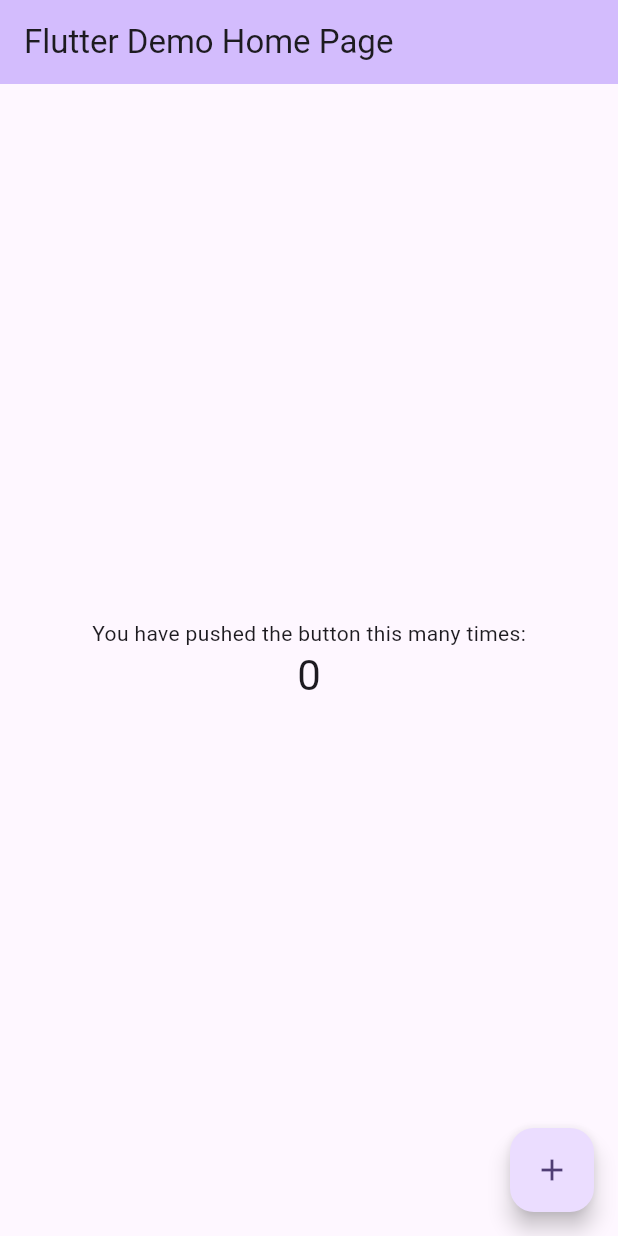
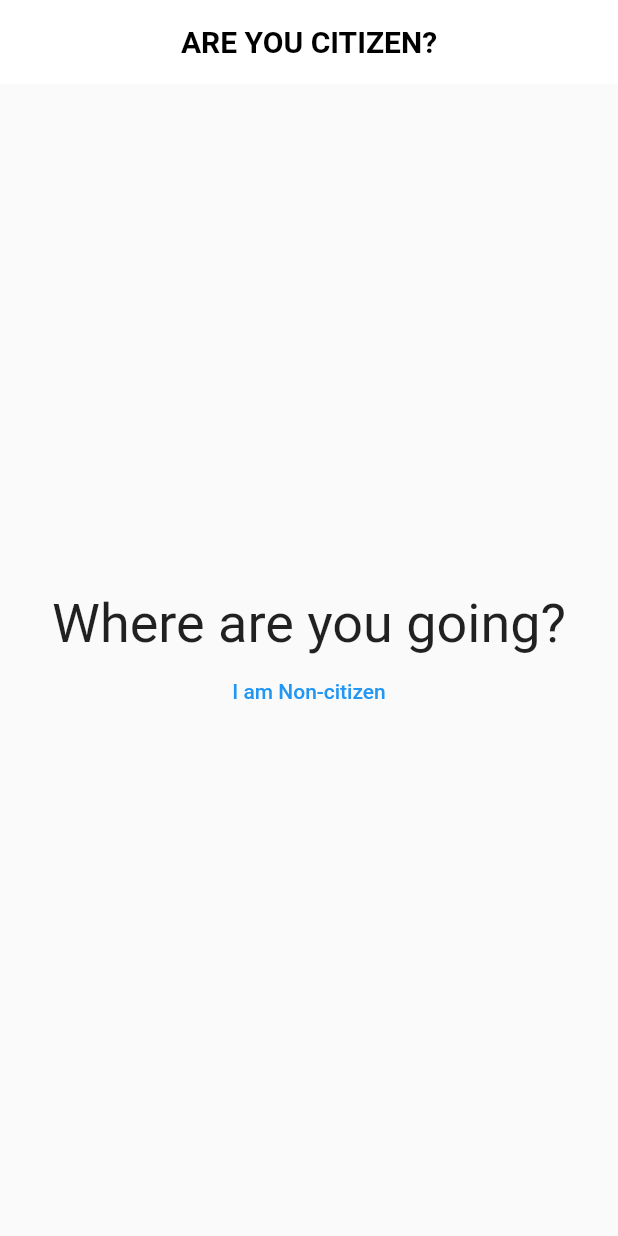
Before and after one commit to daveg7lee/content_universe, a Flutter app: the screen it shows after launch, on a phone screen of 412 x 824 dp. Run offline on Flutter 3.47's test engine with Material 2 defaults, Android fonts, the phone set to English and light mode, and no system bars.

Commit message:
Welcome & citizen check

```diff
--- /dev/null
+++ b/lib/get_start/citizen_check.dart
@@ -0,0 +1,36 @@
+import 'package:content_universe/constants/sizes.dart';
+import 'package:flutter/material.dart';
+
+class CitizenCheckScreen extends StatelessWidget {
+  const CitizenCheckScreen({super.key});
+
+  @override
+  Widget build(BuildContext context) {
+    return Scaffold(
+      appBar: AppBar(
+        centerTitle: true,
+        title: const Text("ARE YOU CITIZEN?"),
+      ),
+      body: Row(
+        mainAxisAlignment: MainAxisAlignment.center,
+        children: [
+          Column(
+            mainAxisAlignment: MainAxisAlignment.center,
+            children: [
+              const Text(
+                "Where are you going?",
+                style: TextStyle(
+                  fontSize: Sizes.size36,
+                ),
+              ),
+              TextButton(
+                onPressed: () {},
+                child: const Text("I am Non-citizen"),
+              )
+            ],
+          ),
+        ],
+      ),
+    );
+  }
+}
--- /dev/null
+++ b/lib/get_start/welcome.dart
@@ -0,0 +1,10 @@
+import 'package:flutter/material.dart';
+
+class WelcomeScreen extends StatelessWidget {
+  const WelcomeScreen({super.key});
+
+  @override
+  Widget build(BuildContext context) {
+    return const Scaffold();
+  }
+}
--- a/lib/main.dart
+++ b/lib/main.dart
@@ -1,3 +1,5 @@
+import 'package:content_universe/constants/sizes.dart';
+import 'package:content_universe/get_start/citizen_check.dart';
 import 'package:flutter/material.dart';
 
 void main() {
@@ -11,115 +13,20 @@ class MyApp extends StatelessWidget {
   @override
   Widget build(BuildContext context) {
     return MaterialApp(
-      title: 'Flutter Demo',
+      title: 'Universe Contents',
       theme: ThemeData(
-        // This is the theme of your application.
-        //
-        // TRY THIS: Try running your application with "flutter run". You'll see
-        // the application has a blue toolbar. Then, without quitting the app,
-        // try changing the seedColor in the colorScheme below to Colors.green
-        // and then invoke "hot reload" (save your changes or press the "hot
-        // reload" button in a Flutter-supported IDE, or press "r" if you used
-        // the command line to start the app).
-        //
-        // Notice that the counter didn't reset back to zero; the application
-        // state is not lost during the reload. To reset the state, use hot
-        // restart instead.
-        //
-        // This works for code too, not just values: Most code changes can be
-        // tested with just a hot reload.
-        colorScheme: ColorScheme.fromSeed(seedColor: Colors.deepPurple),
-        useMaterial3: true,
+        appBarTheme: const AppBarTheme(
+          foregroundColor: Colors.black,
+          backgroundColor: Colors.white,
+          elevation: 0,
+          titleTextStyle: TextStyle(
+            color: Colors.black,
+            fontSize: Sizes.size20,
+            fontWeight: FontWeight.w600,
+          ),
+        ),
       ),
-      home: const MyHomePage(title: 'Flutter Demo Home Page'),
+      home: const CitizenCheckScreen(),
     );
   }
 }
-
-class MyHomePage extends StatefulWidget {
-  const MyHomePage({super.key, required this.title});
-
-  // This widget is the home page of your application. It is stateful, meaning
-  // that it has a State object (defined below) that contains fields that affect
-  // how it looks.
-
-  // This class is the configuration for the state. It holds the values (in this
-  // case the title) provided by the parent (in this case the App widget) and
-  // used by the build method of the State. Fields in a Widget subclass are
-  // always marked "final".
-
-  final String title;
-
-  @override
-  State<MyHomePage> createState() => _MyHomePageState();
-}
-
-class _MyHomePageState extends State<MyHomePage> {
-  int _counter = 0;
-
-  void _incrementCounter() {
-    setState(() {
-      // This call to setState tells the Flutter framework that something has
-      // changed in this State, which causes it to rerun the build method below
-      // so that the display can reflect the updated values. If we changed
-      // _counter without calling setState(), then the build method would not be
-      // called again, and so nothing would appear to happen.
-      _counter++;
-    });
-  }
-
-  @override
-  Widget build(BuildContext context) {
-    // This method is rerun every time setState is called, for instance as done
-    // by the _incrementCounter method above.
-    //
-    // The Flutter framework has been optimized to make rerunning build methods
-    // fast, so that you can just rebuild anything that needs updating rather
-    // than having to individually change instances of widgets.
-    return Scaffold(
-      appBar: AppBar(
-        // TRY THIS: Try changing the color here to a specific color (to
-        // Colors.amber, perhaps?) and trigger a hot reload to see the AppBar
-        // change color while the other colors stay the same.
-        backgroundColor: Theme.of(context).colorScheme.inversePrimary,
-        // Here we take the value from the MyHomePage object that was created by
-        // the App.build method, and use it to set our appbar title.
-        title: Text(widget.title),
-      ),
-      body: Center(
-        // Center is a layout widget. It takes a single child and positions it
-        // in the middle of the parent.
-        child: Column(
-          // Column is also a layout widget. It takes a list of children and
-          // arranges them vertically. By default, it sizes itself to fit its
-          // children horizontally, and tries to be as tall as its parent.
-          //
-          // Column has various properties to control how it sizes itself and
-          // how it positions its children. Here we use mainAxisAlignment to
-          // center the children vertically; the main axis here is the vertical
-          // axis because Columns are vertical (the cross axis would be
-          // horizontal).
-          //
-          // TRY THIS: Invoke "debug painting" (choose the "Toggle Debug Paint"
-          // action in the IDE, or press "p" in the console), to see the
-          // wireframe for each widget.
-          mainAxisAlignment: MainAxisAlignment.center,
-          children: <Widget>[
-            const Text(
-              'You have pushed the button this many times:',
-            ),
-            Text(
-              '$_counter',
-              style: Theme.of(context).textTheme.headlineMedium,
-            ),
-          ],
-        ),
-      ),
-      floatingActionButton: FloatingActionButton(
-        onPressed: _incrementCounter,
-        tooltip: 'Increment',
-        child: const Icon(Icons.add),
-      ), // This trailing comma makes auto-formatting nicer for build methods.
-    );
-  }
-}
--- /dev/null
+++ b/lib/plan.txt
@@ -0,0 +1,3 @@
+get_start
+    welcome
+    citizen check
```
